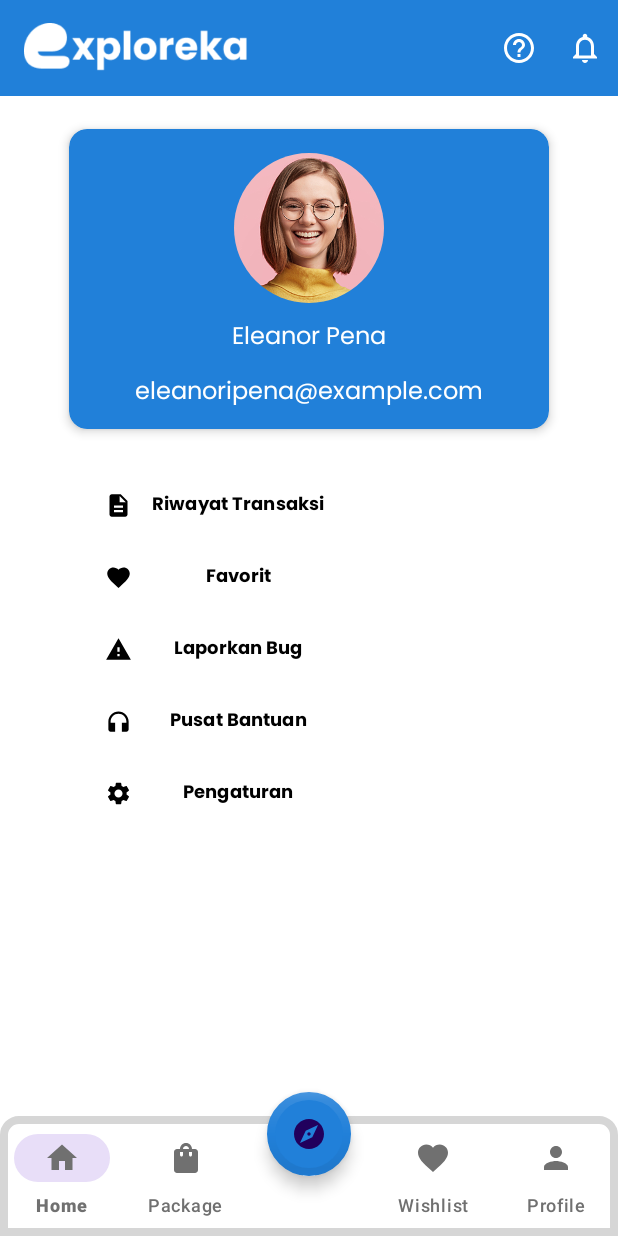
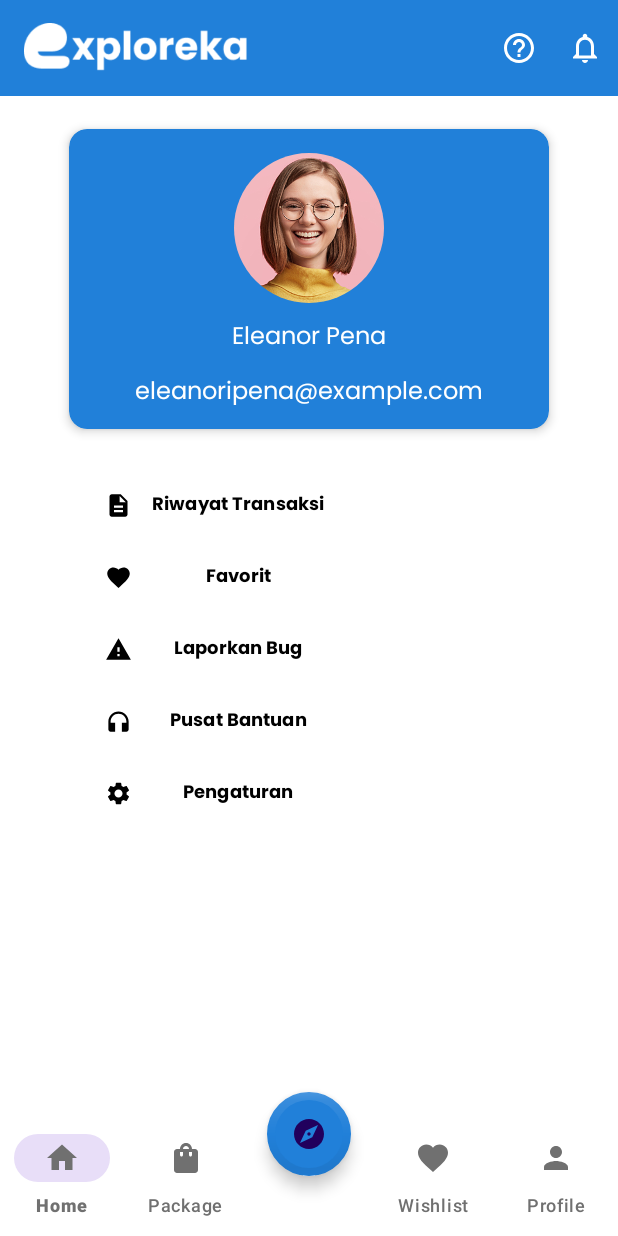
Before and after one commit to Exploreka/Exploreka-App, an Android app: the ProfileActivity screen opened directly, with no data from a screen before it, on a phone screen of 412 x 824 dp. Run offline under Robolectric (Android 15) with nearby library versions, the phone set to English and light mode, and no system bars; our stand-ins replace CircleImageView.

```diff
--- a/app/src/main/res/drawable/bottom_navigation_background.xml
+++ b/app/src/main/res/drawable/bottom_navigation_background.xml
@@ -1,15 +1,3 @@
 <shape xmlns:android="http://schemas.android.com/apk/res/android">
     <solid android:color="@color/white" />
-    <stroke
-        android:width="5dp"
-        android:color="@color/grey2"
-        android:topWidth="5dp"
-        android:rightWidth="0dp"
-        android:leftWidth="0dp"
-        android:bottomWidth="0dp" />
-    <corners
-        android:topLeftRadius="10dp"
-        android:topRightRadius="10dp"
-        android:bottomLeftRadius="0dp"
-        android:bottomRightRadius="0dp" />
 </shape>
--- a/app/src/main/res/layout/activity_main.xml
+++ b/app/src/main/res/layout/activity_main.xml
@@ -27,7 +27,6 @@
         style="@style/FAB.WhiteText"
         app:borderWidth="5dp"
         android:background="@drawable/rounded_fab"
-        app:borderColor="@color/grey2"
         app:shapeAppearanceOverlay="@style/ShapeAppearanceOverlay.MaterialComponents.LargeComponent"
         app:backgroundTint="@color/primary_500"
         android:src="@drawable/ic_baseline_explore_24"
--- a/app/src/main/res/layout/activity_profile.xml
+++ b/app/src/main/res/layout/activity_profile.xml
@@ -56,7 +56,7 @@
 
     <Button
         android:id="@+id/btn_riwayat_transaksi"
-        style="@style/ButtonStyle"
+        style="@style/ButtonStyle.Profile"
         android:layout_width="200dp"
         android:layout_height="wrap_content"
         android:layout_weight="1"
@@ -74,7 +74,7 @@
 
     <Button
         android:id="@+id/btn_favorite"
-        style="@style/ButtonStyle"
+        style="@style/ButtonStyle.Profile"
         android:layout_width="200dp"
         android:layout_height="wrap_content"
         android:layout_weight="1"
@@ -92,7 +92,7 @@
 
     <Button
         android:id="@+id/btn_report_bug"
-        style="@style/ButtonStyle"
+        style="@style/ButtonStyle.Profile"
         android:layout_width="200dp"
         android:layout_height="wrap_content"
         android:layout_weight="1"
@@ -110,7 +110,7 @@
 
     <Button
         android:id="@+id/btn_helpdesk"
-        style="@style/ButtonStyle"
+        style="@style/ButtonStyle.Profile"
         android:layout_width="200dp"
         android:layout_height="wrap_content"
         android:layout_weight="1"
@@ -128,7 +128,7 @@
 
     <Button
         android:id="@+id/btn_setting"
-        style="@style/ButtonStyle"
+        style="@style/ButtonStyle.Profile"
         android:layout_width="200dp"
         android:layout_height="wrap_content"
         android:layout_weight="1"
@@ -166,7 +166,6 @@
         style="@style/FAB.WhiteText"
         app:borderWidth="5dp"
         android:background="@drawable/rounded_fab"
-        app:borderColor="@color/grey2"
         app:shapeAppearanceOverlay="@style/ShapeAppearanceOverlay.MaterialComponents.LargeComponent"
         app:backgroundTint="@color/primary_500"
         android:src="@drawable/ic_baseline_explore_24"
--- a/app/src/main/res/layout/activity_register.xml
+++ b/app/src/main/res/layout/activity_register.xml
@@ -188,7 +188,7 @@
                 android:textSize="12sp"/>
 
             <Button
-                android:id="@+id/btn_mvRegister"
+                android:id="@+id/btn_mvLogin"
                 style="@style/Widget.Material3.Button.TextButton"
                 android:layout_width="wrap_content"
                 android:layout_height="wrap_content"
@@ -196,6 +196,9 @@
                 android:fontFamily="@font/poppins_medium"
                 android:textSize="12sp"
                 android:padding="0dp"/>
+
         </LinearLayout>
+
     </LinearLayout>
+
 </androidx.constraintlayout.widget.ConstraintLayout>
--- a/app/src/main/res/layout/activity_wishlist.xml
+++ b/app/src/main/res/layout/activity_wishlist.xml
@@ -75,7 +75,6 @@
         style="@style/FAB.WhiteText"
         app:borderWidth="5dp"
         android:background="@drawable/rounded_fab"
-        app:borderColor="@color/grey2"
         app:shapeAppearanceOverlay="@style/ShapeAppearanceOverlay.MaterialComponents.LargeComponent"
         app:backgroundTint="@color/primary_500"
         android:src="@drawable/ic_baseline_explore_24"
--- a/app/src/main/res/values/styles.xml
+++ b/app/src/main/res/values/styles.xml
@@ -5,7 +5,7 @@
         <item name="android:background">@drawable/rounded_button_white</item>
     </style>
 
-    <style name="ButtonStyle" parent="Widget.Material3.Button">
+    <style name="ButtonStyle.Profile" parent="Widget.Material3.Button">
         <item name="android:background">@color/white</item>
         <item name="android:elevation">0dp</item>
         <item name="backgroundTint">@color/white</item>
--- a/app/src/main/res/values/themes.xml
+++ b/app/src/main/res/values/themes.xml
@@ -7,7 +7,7 @@
         <item name="colorOnPrimary">@color/white</item>
         <!-- Secondary brand color. -->
         <item name="colorSecondary">@color/teal_200</item>
-        <item name="colorSecondaryVariant">@color/teal_700</item>
+        <item name="colorSecondaryVariant">@color/teal_200</item>
         <item name="colorOnSecondary">@color/black</item>
         <!-- Status bar color. -->
         <item name="android:statusBarColor">?attr/colorPrimaryVariant</item>
```
Also changed, not shown: app/src/main/AndroidManifest.xml (+5 -17 lines), app/src/main/java/com/exploreka/app/LoginActivity.kt (+8 -0 lines), app/src/main/java/com/exploreka/app/RegisterActivity.kt (+8 -0 lines), app/src/main/java/com/exploreka/app/SplashScreenActivity.kt (+9 -0 lines).
